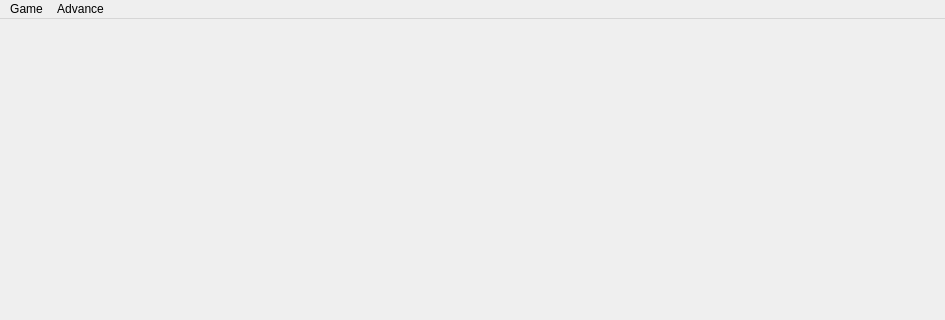
The window that mainwindow.ui (Holence/Chess) describes before a commit, drawn with Qt 5; both pictures show x 0 to 945 and y 0 to 320 of the 945 by 716 pixel window.
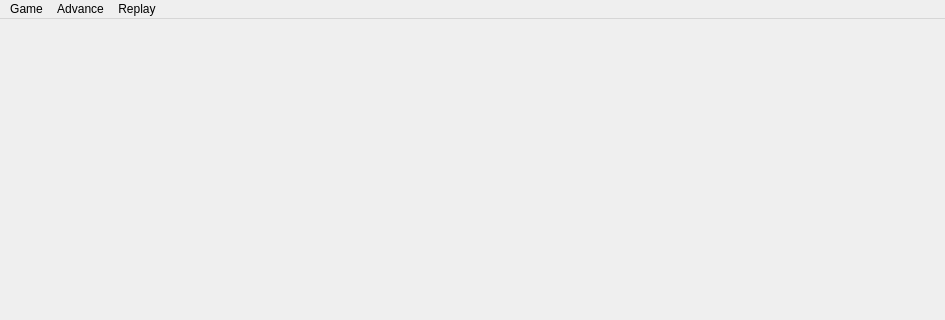
The same window after the commit.

What changed in the file:
```diff
--- a/mainwindow.ui
+++ b/mainwindow.ui
@@ -49,8 +49,17 @@
     <addaction name="actionBasicFilter"/>
     <addaction name="actionFlip_Board"/>
    </widget>
+   <widget class="QMenu" name="menuReplay">
+    <property name="title">
+     <string>Replay</string>
+    </property>
+    <addaction name="actionLoad_Replay"/>
+    <addaction name="actionNext_Move"/>
+    <addaction name="actionPrevious_Move"/>
+   </widget>
    <addaction name="menuGame"/>
    <addaction name="menuAdvance"/>
+   <addaction name="menuReplay"/>
   </widget>
   <widget class="QStatusBar" name="statusbar"/>
   <action name="actionSingle_New_Game">
```
Left out of the diff: 24 changed lines with no effect on the pictures.
